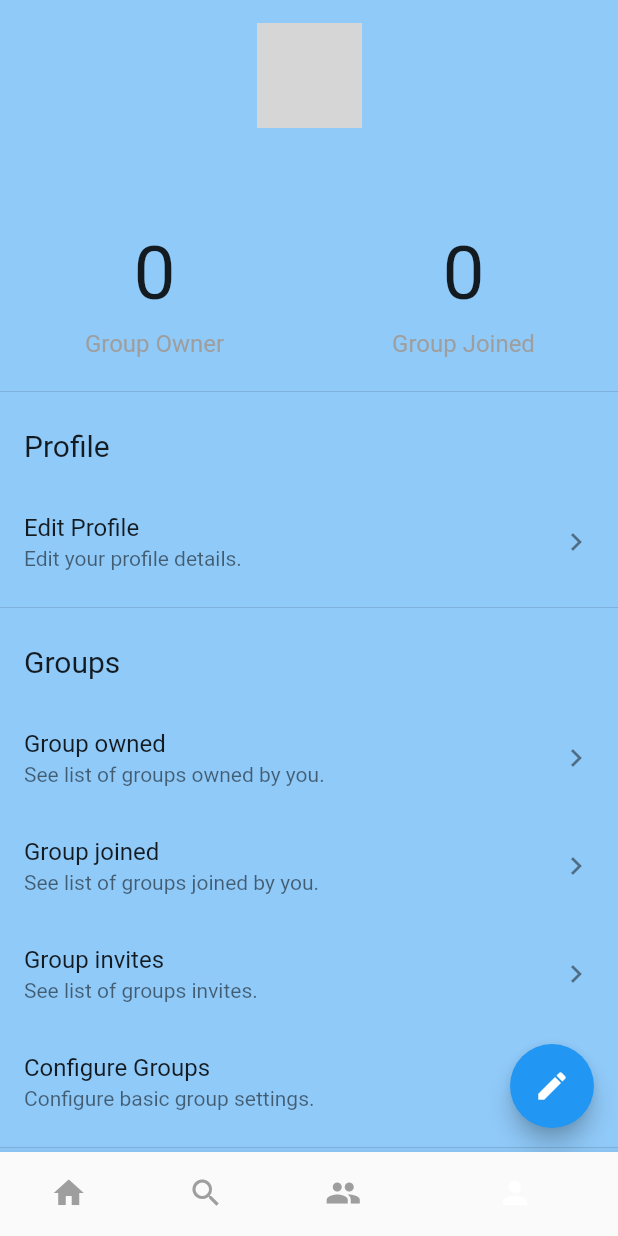
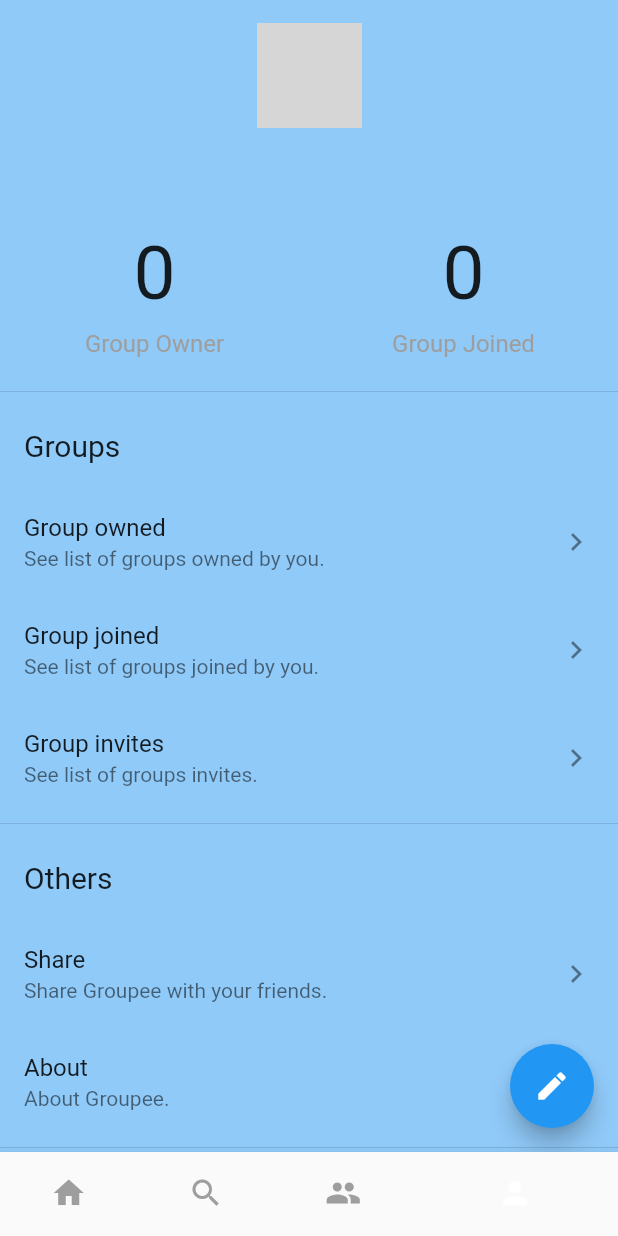
Before and after one commit to pradyotprksh/group_chat, a Flutter app: the HomeScreen screen opened by its route, item 4 of the bottom bar chosen, on a phone screen of 412 x 824 dp. Run offline on Flutter 3.47's test engine with Material 2 defaults, Android fonts, the phone set to English and light mode, and no system bars; our stand-ins replace cloud_firestore, firebase_analytics, firebase_auth, firebase_crashlytics, get, google_fonts and 2 more; accounts and stored records are empty; network calls fail; Roboto replaces fonts that are missing (Asap); grey boxes are pictures that could not be loaded.

```diff
--- a/lib/main.dart
+++ b/lib/main.dart
@@ -61,7 +61,6 @@ class MyApp extends StatelessWidget {
         GetPage(
           name: GroupList.route_name,
           page: () => GroupList(),
-          fullscreenDialog: true,
           transition: Transition.rightToLeft,
         ),
       ],
--- a/lib/src/screens/home/home_screen.dart
+++ b/lib/src/screens/home/home_screen.dart
@@ -4,12 +4,13 @@ import 'package:get/get.dart';
 import 'package:google_fonts/google_fonts.dart';
 import 'package:group_chat/src/core/controller/home_controller.dart';
 import 'package:group_chat/src/screens/home/profile/profile_page.dart';
+import 'package:group_chat/src/screens/home/search_page.dart';
 
 class HomeScreen extends StatelessWidget {
   static const route_name = "home_screen";
   final pages = [
     Container(),
-    Container(),
+    SearchPage(),
     Container(),
     ProfilePage(),
   ];
--- a/lib/src/screens/home/profile/group_options.dart
+++ b/lib/src/screens/home/profile/group_options.dart
@@ -68,20 +68,6 @@ class GroupOptions extends StatelessWidget {
             Icons.keyboard_arrow_right,
           ),
         ),
-        ListTile(
-          onTap: () {},
-          title: Text(
-            "Configure Groups",
-            style: GoogleFonts.asap(),
-          ),
-          subtitle: Text(
-            "Configure basic group settings.",
-            style: GoogleFonts.asap(),
-          ),
-          trailing: Icon(
-            Icons.keyboard_arrow_right,
-          ),
-        ),
       ],
     );
   }
--- a/lib/src/screens/home/profile/profile_options.dart
+++ /dev/null
@@ -1,34 +0,0 @@
-import 'package:flutter/material.dart';
-import 'package:google_fonts/google_fonts.dart';
-
-class ProfileOptions extends StatelessWidget {
-  @override
-  Widget build(BuildContext context) {
-    return Column(
-      children: [
-        ListTile(
-          title: Text(
-            "Profile",
-            style: GoogleFonts.asap(
-              fontSize: 20,
-            ),
-          ),
-        ),
-        ListTile(
-          onTap: () {},
-          title: Text(
-            "Edit Profile",
-            style: GoogleFonts.asap(),
-          ),
-          subtitle: Text(
-            "Edit your profile details.",
-            style: GoogleFonts.asap(),
-          ),
-          trailing: Icon(
-            Icons.keyboard_arrow_right,
-          ),
-        ),
-      ],
-    );
-  }
-}
--- a/lib/src/screens/home/profile/profile_page.dart
+++ b/lib/src/screens/home/profile/profile_page.dart
@@ -10,7 +10,6 @@ import 'package:group_chat/src/screens/create_group.dart';
 import 'package:group_chat/src/screens/home/profile/group_options.dart';
 import 'package:group_chat/src/screens/home/profile/other_options.dart';
 import 'package:group_chat/src/screens/home/profile/profile_group_details.dart';
-import 'package:group_chat/src/screens/home/profile/profile_options.dart';
 import 'package:group_chat/src/util/firestore_constants.dart';
 import 'package:group_chat/src/widget/center_circular_progressbar.dart';
 import 'package:group_chat/src/widget/center_text.dart';
@@ -138,8 +137,6 @@ class _ProfilePageState extends State<ProfilePage> {
                                     ProfileGroupDetails(groupOwner, groupJoined,
                                         currentUserSnapshot.data.uid),
                                     Divider(),
-                                    ProfileOptions(),
-                                    Divider(),
                                     GroupOptions(currentUserSnapshot.data.uid),
                                     Divider(),
                                     OtherOptions(),
@@ -149,7 +146,7 @@ class _ProfilePageState extends State<ProfilePage> {
                                         Get.defaultDialog(
                                           title: "Logout",
                                           content: Text(
-                                            "Your sre you want to log out?",
+                                            "Sure you want to log out?",
                                             style: GoogleFonts.asap(),
                                           ),
                                           textConfirm: "Yes",
--- a/lib/src/util/app_constants.dart
+++ b/lib/src/util/app_constants.dart
@@ -1,21 +1,9 @@
-import 'package:flutter/material.dart';
-import 'package:get/get.dart';
-
 class AppConstants {
-  static RxInt groupOwner = 0.obs;
-  static RxInt groupJoined = 0.obs;
-
-  static const Map<int, Color> primaryColor = {
-    50: Color.fromRGBO(248, 186, 26, .1),
-    100: Color.fromRGBO(248, 186, 26, .2),
-    200: Color.fromRGBO(248, 186, 26, .3),
-    300: Color.fromRGBO(248, 186, 26, .4),
-    400: Color.fromRGBO(248, 186, 26, .5),
-    500: Color.fromRGBO(248, 186, 26, .6),
-    600: Color.fromRGBO(248, 186, 26, .7),
-    700: Color.fromRGBO(248, 186, 26, .8),
-    800: Color.fromRGBO(248, 186, 26, .9),
-    900: Color.fromRGBO(248, 186, 26, 1),
-  };
-
+  static const MAIN_USER_UID = "74NeqBt63fV2PwKO3rPGIGIchAX2";
+  static const MAIN_GROUP_DESCRIPTION =
+      "A place where all the groupee will meet together";
+  static const DEFAULT_GROUP_PROFILE_IMAGE =
+      "https://image.flaticon.com/icons/png/512/16/16016.png";
+  static const DEFAULT_GROUP_PROFILE_BACKGROUND =
+      "https://images.unsplash.com/photo-1506869640319-fe1a24fd76dc?ixlib=rb-1.2.1&auto=format&fit=crop&w=2550&q=80";
 }
--- a/lib/src/util/firestore_constants.dart
+++ b/lib/src/util/firestore_constants.dart
@@ -16,4 +16,9 @@ class FirestoreConstants {
   static const JOINED_ON = "joined_on";
   static const IS_OWNER = "is_owner";
   static const GROUPS_INVITE = "groups_invite";
+  static const MESSAGES = "messages";
+  static const IS_JOINED_MESSAGE = "is_joined_message";
+  static const MESSAGE_ON = "message_on";
+  static const IS_CREATED_MESSAGE = "is_created_message";
+  static const MESSAGE = "message";
 }
```
Also changed, not shown: lib/src/core/controller/auth_controller.dart (+38 -11 lines), lib/src/core/controller/create_group_controller.dart (+16 -24 lines), lib/src/screens/group_detail_bottom_sheet/group_detail_bottom_sheet.dart (+45 -8 lines), lib/src/screens/group_list/group_list.dart (+10 -0 lines).
